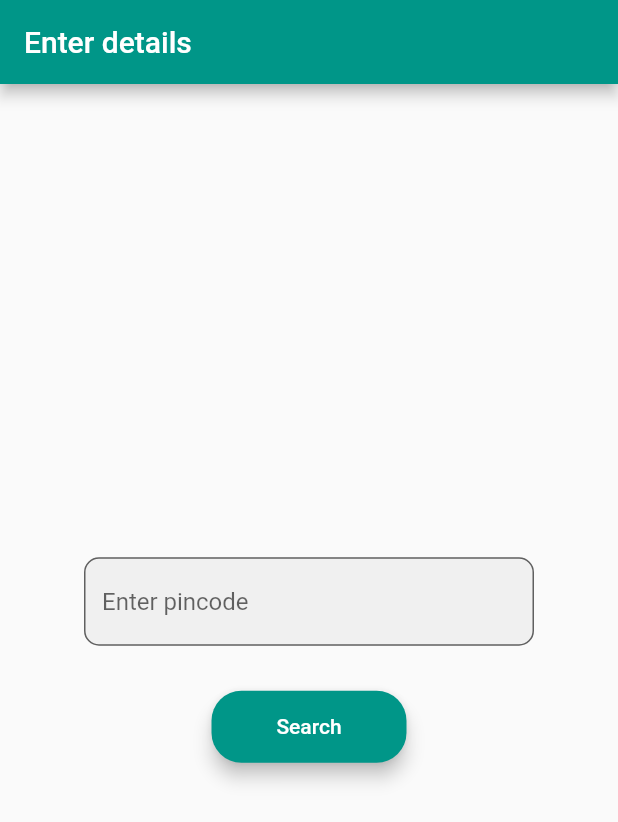
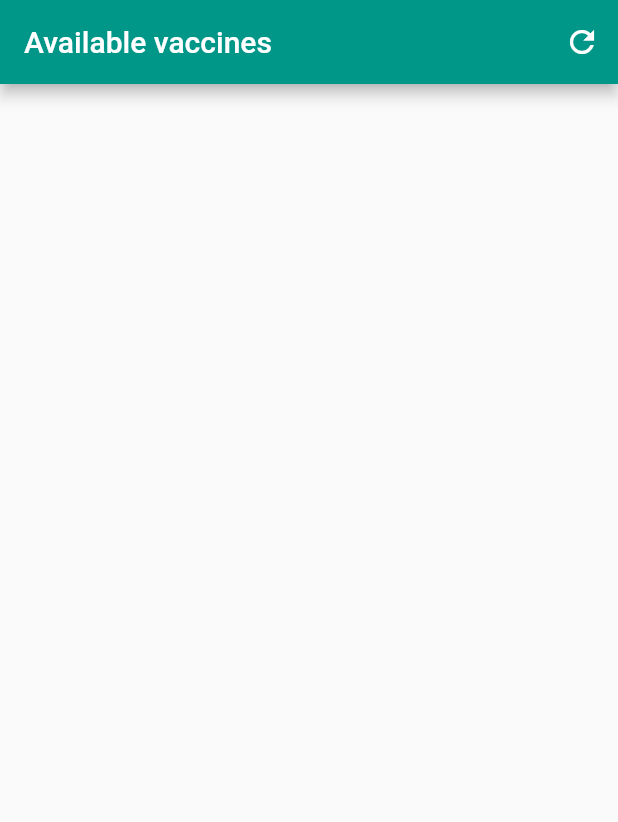
Before and after one commit to snapsid/India_vaccine_alert, a Flutter app: the screen it shows after launch, on a phone screen of 412 x 824 dp. Shown: the top 822 px of the screen. Run offline on Flutter 3.47's test engine with Material 2 defaults, Android fonts, the phone set to English and light mode, and no system bars.

Commit message:
fetching vaccine done

```diff
--- a/india_vaccine_alert/lib/main.dart
+++ b/india_vaccine_alert/lib/main.dart
@@ -1,12 +1,14 @@
 import 'package:flutter/material.dart';
 import 'package:india_vaccine_alert/input.dart';
+import 'package:india_vaccine_alert/result.dart';
 
 void main() {
   runApp(MaterialApp(
     debugShowCheckedModeBanner: false,
-    initialRoute: 'input',
+    initialRoute: 'result',
     routes: {
       'input': (context) => MyInput(),
+      'result': (context) => MyResult(),
     },
   ));
 }
--- /dev/null
+++ b/india_vaccine_alert/lib/result.dart
@@ -0,0 +1,47 @@
+import 'package:flutter/material.dart';
+import 'package:http/http.dart' as http;
+
+class MyResult extends StatefulWidget {
+  @override
+  _MyResultState createState() => _MyResultState();
+}
+
+class _MyResultState extends State<MyResult> {
+  getVac(pin, date) async {
+    var url = Uri.parse(
+        'https://cdn-api.co-vin.in/api/v2/appointment/sessions/public/findByPin?pincode=457001&date=12-05-21');
+
+    try {
+      var response = await http.get(url);
+      var code = response.statusCode;
+      print(code);
+      var body = response.body;
+      print(body);
+    } catch (e) {
+      print(e);
+    }
+  }
+
+  @override
+  void initState() {
+    // TODO: implement initState
+    super.initState();
+  }
+
+  @override
+  Widget build(BuildContext context) {
+    return Scaffold(
+      appBar: AppBar(
+        title: Text('Available vaccines'),
+        actions: [
+          IconButton(
+              icon: Icon(Icons.refresh),
+              onPressed: () {
+                getVac(45, 44);
+              })
+        ],
+        backgroundColor: Colors.teal,
+      ),
+    );
+  }
+}
--- a/india_vaccine_alert/pubspec.yaml
+++ b/india_vaccine_alert/pubspec.yaml
@@ -28,6 +28,7 @@ dependencies:
   # The following adds the Cupertino Icons font to your application.
   # Use with the CupertinoIcons class for iOS style icons.
   cupertino_icons: ^1.0.2
+  http: ^0.13.3
 
 dev_dependencies:
   flutter_test:
@@ -43,6 +44,7 @@ flutter:
   # included with your application, so that you can use the icons in
   # the material Icons class.
   uses-material-design: true
+
 
   # To add assets to your application, add an assets section, like this:
   # assets:
```
Also changed, not shown: india_vaccine_alert/pubspec.lock.
